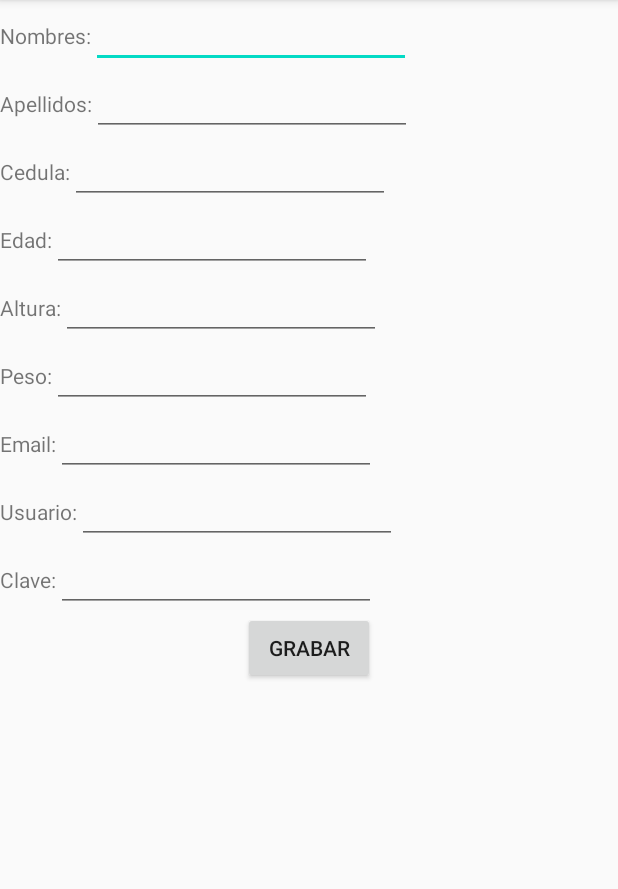
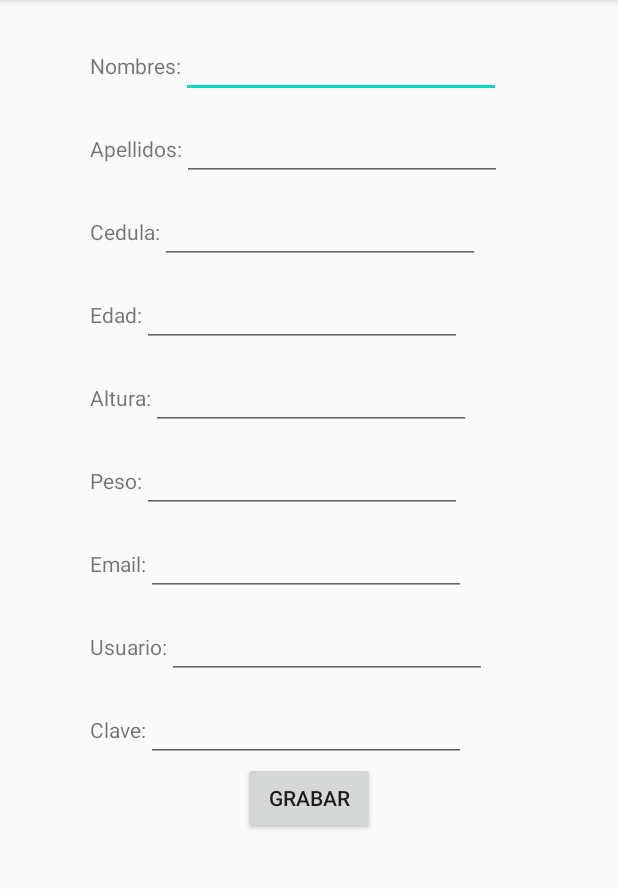
Before and after one commit to aemorah/AMST_G1, an Android app: the formulario_registro screen opened directly, with no data from a screen before it, after a tap on "GRABAR", on a phone screen of 412 x 824 dp, the part 84-973 px from its top. Run offline under Robolectric (Android 15) with nearby library versions, the phone set to English and light mode, and no system bars.

Commit message:
Modificacion en el codigo para el menu de registro

```diff
--- a/app/src/main/java/com/example/amst_g1/formulario_registro.java
+++ b/app/src/main/java/com/example/amst_g1/formulario_registro.java
@@ -1,7 +1,14 @@
 package com.example.amst_g1;
 
+import android.support.v4.app.NotificationCompat;
+import android.app.NotificationManager;
+import android.app.NotificationChannel;
+import android.app.PendingIntent;
+import android.content.Context;
+import android.content.Intent;
 import android.support.v7.app.AppCompatActivity;
 import android.os.Bundle;
+import android.view.View;
 
 public class formulario_registro extends AppCompatActivity {
 
@@ -10,4 +17,36 @@ public class formulario_registro extends AppCompatActivity {
         super.onCreate(savedInstanceState);
         setContentView(R.layout.activity_formulario_registro);
     }
+
+    public void insertarpaciente(View v) {
+        addNotification();
+    }
+
+    private void addNotification() {
+        if (android.os.Build.VERSION.SDK_INT >=android.os.Build.VERSION_CODES.O) {
+            String id ="canal";
+            String description = "AMST";
+            int importance = NotificationManager.IMPORTANCE_HIGH; NotificationChannel
+                    channel = new NotificationChannel(id,
+                    description, importance);
+            NotificationCompat.Builder builder =
+                    new NotificationCompat.Builder(this,id)
+                            .setSmallIcon(R.drawable.aa)
+                            .setContentTitle("Se ha registrado con exito")
+                            .setContentText("Revise su correo electronico en los proximos 2 dias")
+                                            .setAutoCancel(true)
+                                            .setPriority(NotificationCompat.PRIORITY_DEFAULT);
+            Intent notificationIntent = new Intent(this,
+                    formulario_registro.class);
+            notificationIntent.addFlags(Intent.FLAG_ACTIVITY_CLEAR_TOP);
+            notificationIntent.putExtra("message", "This is a notification message");
+                    PendingIntent pendingIntent = PendingIntent.getActivity(this, 0,notificationIntent,
+                            PendingIntent.FLAG_UPDATE_CURRENT);
+            builder.setContentIntent(pendingIntent); NotificationManager manager =
+                    (NotificationManager)
+                            getSystemService(Context.NOTIFICATION_SERVICE);
+            manager.createNotificationChannel(channel);
+            manager.notify(0, builder.build());
+        }
+    }
 }
--- a/app/src/main/res/layout/activity_formulario_registro.xml
+++ b/app/src/main/res/layout/activity_formulario_registro.xml
@@ -7,169 +7,227 @@
     tools:context=".formulario_registro">
 
     <LinearLayout
-        xmlns:android="http://schemas.android.com/apk/res/android"
-        android:orientation="vertical" android:layout_width="match_parent"
-        android:layout_height="match_parent">
+        android:layout_width="match_parent"
+        android:layout_height="match_parent"
+        android:orientation="vertical"
+        tools:layout_editor_absoluteX="0dp"
+        tools:layout_editor_absoluteY="0dp">
+
         <LinearLayout
             android:layout_width="wrap_content"
             android:layout_height="wrap_content"
+            android:layout_marginStart="60dp"
+            android:layout_marginLeft="60dp"
+            android:layout_marginTop="20dp"
             android:orientation="horizontal">
+
             <TextView
                 android:id="@+id/txtNombre"
                 android:layout_width="wrap_content"
                 android:layout_height="wrap_content"
-                android:text="Nombres:"/>
+                android:text="Nombres:" />
+
             <EditText
                 android:id="@+id/editNombre"
                 android:layout_width="match_parent"
                 android:layout_height="wrap_content"
                 android:ems="10"
                 android:inputType="textPersonName"
-                android:text=""/>
+                android:text="" />
 
         </LinearLayout>
+
         <LinearLayout
             android:layout_width="wrap_content"
             android:layout_height="wrap_content"
+            android:layout_marginStart="60dp"
+            android:layout_marginLeft="60dp"
+            android:layout_marginTop="10dp"
             android:orientation="horizontal">
+
             <TextView
                 android:id="@+id/txtApellido"
                 android:layout_width="wrap_content"
                 android:layout_height="wrap_content"
-            android:text="Apellidos:"/>
+                android:text="Apellidos:" />
+
             <EditText
                 android:id="@+id/editApellido"
                 android:layout_width="wrap_content"
                 android:layout_height="wrap_content"
                 android:ems="10"
                 android:inputType="textPersonName"
-            android:text=""/>
+                android:text="" />
         </LinearLayout>
+
         <LinearLayout
             android:layout_width="wrap_content"
             android:layout_height="wrap_content"
+            android:layout_marginStart="60dp"
+            android:layout_marginLeft="60dp"
+            android:layout_marginTop="10dp"
             android:orientation="horizontal">
+
             <TextView
                 android:id="@+id/txtCedula"
                 android:layout_width="wrap_content"
                 android:layout_height="wrap_content"
-                android:text="Cedula:"/>
+                android:text="Cedula:" />
+
             <EditText
                 android:id="@+id/editCedula"
                 android:layout_width="wrap_content"
                 android:layout_height="wrap_content"
-                android:ems="10" android:inputType="number"
-                android:text=""/>
+                android:ems="10"
+                android:inputType="number"
+                android:text="" />
         </LinearLayout>
+
         <LinearLayout
             android:layout_width="wrap_content"
             android:layout_height="wrap_content"
+            android:layout_marginStart="60dp"
+            android:layout_marginLeft="60dp"
+            android:layout_marginTop="10dp"
             android:orientation="horizontal">
 
             <TextView
                 android:id="@+id/txtEdad"
                 android:layout_width="wrap_content"
                 android:layout_height="wrap_content"
-                android:text="Edad:"/>
+                android:text="Edad:" />
+
             <EditText
                 android:id="@+id/editEdad"
                 android:layout_width="wrap_content"
                 android:layout_height="wrap_content"
-                android:ems="10" android:inputType="number"
-                android:text=""/>
+                android:ems="10"
+                android:inputType="number"
+                android:text="" />
 
         </LinearLayout>
+
         <LinearLayout
             android:layout_width="wrap_content"
             android:layout_height="wrap_content"
+            android:layout_marginStart="60dp"
+            android:layout_marginLeft="60dp"
+            android:layout_marginTop="10dp"
             android:orientation="horizontal">
+
             <TextView
                 android:id="@+id/txtAltura"
                 android:layout_width="wrap_content"
                 android:layout_height="wrap_content"
-                android:text="Altura:"/>
+                android:text="Altura:" />
+
             <EditText
                 android:id="@+id/editAltura"
                 android:layout_width="wrap_content"
                 android:layout_height="wrap_content"
                 android:ems="10"
                 android:inputType="numberDecimal"
-                android:text=""/>
+                android:text="" />
         </LinearLayout>
+
         <LinearLayout
             android:layout_width="wrap_content"
             android:layout_height="wrap_content"
+            android:layout_marginStart="60dp"
+            android:layout_marginLeft="60dp"
+            android:layout_marginTop="10dp"
             android:orientation="horizontal">
+
             <TextView
                 android:id="@+id/txtPeso"
                 android:layout_width="wrap_content"
                 android:layout_height="wrap_content"
-                android:text="Peso:"/>
+                android:text="Peso:" />
+
             <EditText
                 android:id="@+id/editPeso"
                 android:layout_width="wrap_content"
                 android:layout_height="wrap_content"
                 android:ems="10"
                 android:inputType="numberDecimal"
-                android:text=""/>
+                android:text="" />
         </LinearLayout>
+
         <LinearLayout
             android:layout_width="wrap_content"
             android:layout_height="wrap_content"
+            android:layout_marginStart="60dp"
+            android:layout_marginLeft="60dp"
+            android:layout_marginTop="10dp"
             android:orientation="horizontal">
+
             <TextView
                 android:id="@+id/txtEmail"
                 android:layout_width="wrap_content"
                 android:layout_height="wrap_content"
-            android:text="Email:"/>
+                android:text="Email:" />
+
             <EditText
                 android:id="@+id/editEmail"
                 android:layout_width="wrap_content"
                 android:layout_height="wrap_content"
                 android:ems="10"
                 android:inputType="textEmailAddress"
-                android:text=""/>
+                android:text="" />
         </LinearLayout>
+
         <LinearLayout
             android:layout_width="wrap_content"
             android:layout_height="wrap_content"
+            android:layout_marginStart="60dp"
+            android:layout_marginLeft="60dp"
+            android:layout_marginTop="10dp"
             android:orientation="horizontal">
+
             <TextView
                 android:id="@+id/txtUsuario"
                 android:layout_width="wrap_content"
                 android:layout_height="wrap_content"
-                android:text="Usuario:"/>
+                android:text="Usuario:" />
+
             <EditText
                 android:id="@+id/editUsuario"
                 android:layout_width="wrap_content"
                 android:layout_height="wrap_content"
                 android:ems="10"
-                android:text=""/>
+                android:text="" />
         </LinearLayout>
+
         <LinearLayout
             android:layout_width="wrap_content"
             android:layout_height="wrap_content"
+            android:layout_marginStart="60dp"
+            android:layout_marginLeft="60dp"
+            android:layout_marginTop="10dp"
             android:orientation="horizontal">
+
             <TextView
                 android:id="@+id/txtClave"
                 android:layout_width="wrap_content"
                 android:layout_height="wrap_content"
-                android:text="Clave:"/>
+                android:text="Clave:" />
+
             <EditText
                 android:id="@+id/editClave"
                 android:layout_width="wrap_content"
                 android:layout_height="wrap_content"
                 android:ems="10"
                 android:inputType="textPassword"
-                android:text=""/>
+                android:text="" />
         </LinearLayout>
+
         <Button
             android:id="@+id/btnGrabaregistro"
             android:layout_width="wrap_content"
             android:layout_height="wrap_content"
             android:layout_gravity="center_horizontal"
-            android:text="Grabar"
-            android:onClick="insertarpaciente"/>
+            android:onClick="insertarpaciente"
+            android:text="Grabar" />
     </LinearLayout>
 
 </android.support.constraint.ConstraintLayout>
```
Also changed, not shown: app/src/main/res/drawable-v24/aa.png (added). Lines whose indentation alone changed are shown as unchanged.
